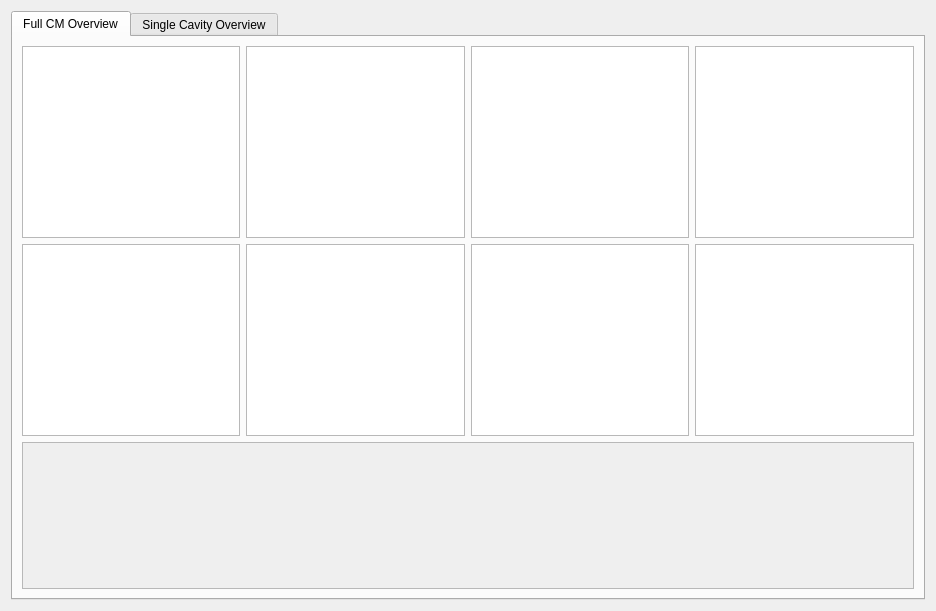
First picture: the form in cavity_commissioning/gui/live_signals.ui, repository slaclab/rf_commissioning, before the edit.
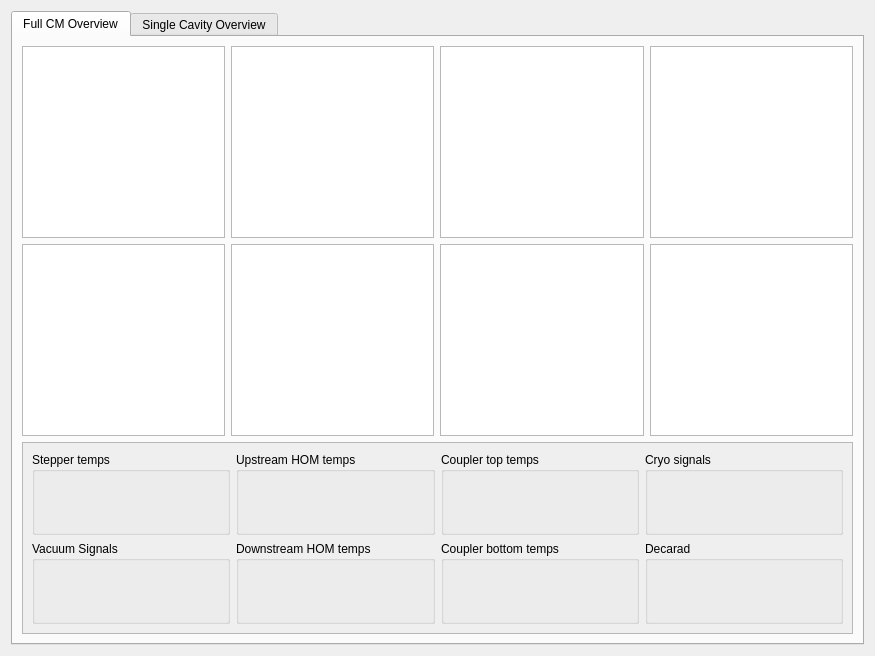
Second picture: the form after the edit. Custom widgets are drawn as their Qt base class.

The edit to the form file:
```diff
--- a/cavity_commissioning/gui/live_signals.ui
+++ b/cavity_commissioning/gui/live_signals.ui
@@ -6,8 +6,8 @@
    <rect>
     <x>0</x>
     <y>0</y>
-    <width>936</width>
-    <height>611</height>
+    <width>875</width>
+    <height>656</height>
    </rect>
   </property>
   <property name="windowTitle">
@@ -276,34 +276,106 @@
            <rect>
             <x>0</x>
             <y>0</y>
-            <width>864</width>
-            <height>72</height>
+            <width>803</width>
+            <height>117</height>
            </rect>
           </property>
           <layout class="QGridLayout" name="gridLayout_2">
-           <item row="0" column="2">
-            <layout class="QFormLayout" name="coup_top_form"/>
-           </item>
-           <item row="0" column="0">
-            <layout class="QFormLayout" name="stepper_form"/>
-           </item>
            <item row="0" column="1">
-            <layout class="QFormLayout" name="up_hom_form"/>
+            <widget class="QGroupBox" name="groupBox_2">
+             <property name="title">
+              <string>Upstream HOM temps</string>
+             </property>
+             <layout class="QVBoxLayout" name="verticalLayout_3">
+              <item>
+               <layout class="QFormLayout" name="up_hom_form"/>
+              </item>
+             </layout>
+            </widget>
+           </item>
+           <item row="1" column="3">
+            <widget class="QGroupBox" name="groupBox_8">
+             <property name="title">
+              <string>Decarad</string>
+             </property>
+             <layout class="QVBoxLayout" name="verticalLayout_9">
+              <item>
+               <layout class="QFormLayout" name="decarad_form"/>
+              </item>
+             </layout>
+            </widget>
+           </item>
+           <item row="0" column="2">
+            <widget class="QGroupBox" name="groupBox_3">
+             <property name="title">
+              <string>Coupler top temps</string>
+             </property>
+             <layout class="QVBoxLayout" name="verticalLayout_4">
+              <item>
+               <layout class="QFormLayout" name="coup_top_form"/>
+              </item>
+             </layout>
+            </widget>
            </item>
            <item row="0" column="3">
-            <layout class="QFormLayout" name="cryo_form"/>
+            <widget class="QGroupBox" name="groupBox_4">
+             <property name="title">
+              <string>Cryo signals</string>
+             </property>
+             <layout class="QVBoxLayout" name="verticalLayout_5">
+              <item>
+               <layout class="QFormLayout" name="cryo_form"/>
+              </item>
+             </layout>
+            </widget>
            </item>
            <item row="1" column="0">
-            <layout class="QFormLayout" name="vacuum_form"/>
+            <widget class="QGroupBox" name="groupBox_5">
+             <property name="title">
+              <string>Vacuum Signals</string>
+             </property>
+             <layout class="QVBoxLayout" name="verticalLayout_6">
+              <item>
+               <layout class="QFormLayout" name="vacuum_form"/>
+              </item>
+             </layout>
+            </widget>
            </item>
            <item row="1" column="1">
-            <layout class="QFormLayout" name="down_hom_form"/>
+            <widget class="QGroupBox" name="groupBox_6">
+             <property name="title">
+              <string>Downstream HOM temps</string>
+             </property>
+             <layout class="QVBoxLayout" name="verticalLayout_7">
+              <item>
+               <layout class="QFormLayout" name="down_hom_form"/>
+              </item>
+             </layout>
+            </widget>
+           </item>
+           <item row="0" column="0">
+            <widget class="QGroupBox" name="groupBox">
+             <property name="title">
+              <string>Stepper temps</string>
+             </property>
+             <layout class="QVBoxLayout" name="verticalLayout_2">
+              <item>
+               <layout class="QFormLayout" name="stepper_form"/>
+              </item>
+             </layout>
+            </widget>
            </item>
            <item row="1" column="2">
-            <layout class="QFormLayout" name="coup_bot_hom"/>
-           </item>
-           <item row="1" column="3">
-            <layout class="QFormLayout" name="decarad_form"/>
+            <widget class="QGroupBox" name="groupBox_7">
+             <property name="title">
+              <string>Coupler bottom temps</string>
+             </property>
+             <layout class="QVBoxLayout" name="verticalLayout_8">
+              <item>
+               <layout class="QFormLayout" name="coup_bot_hom"/>
+              </item>
+             </layout>
+            </widget>
            </item>
           </layout>
          </widget>
```
Left out of the diff: 20 changed lines with no effect on the pictures.
